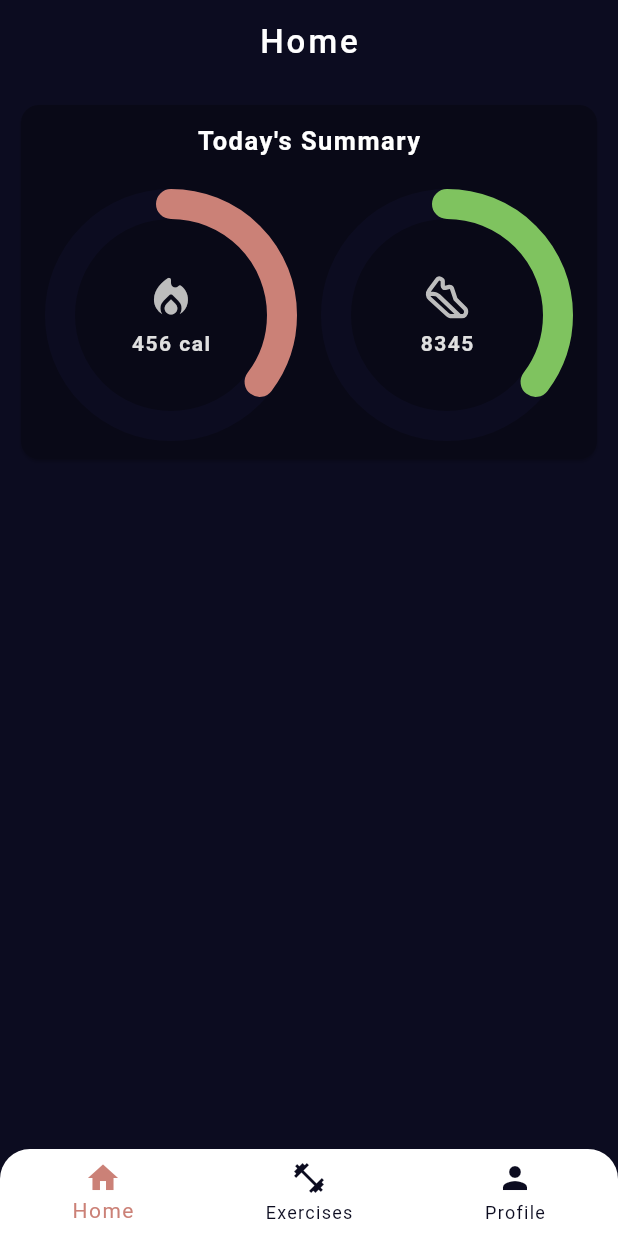
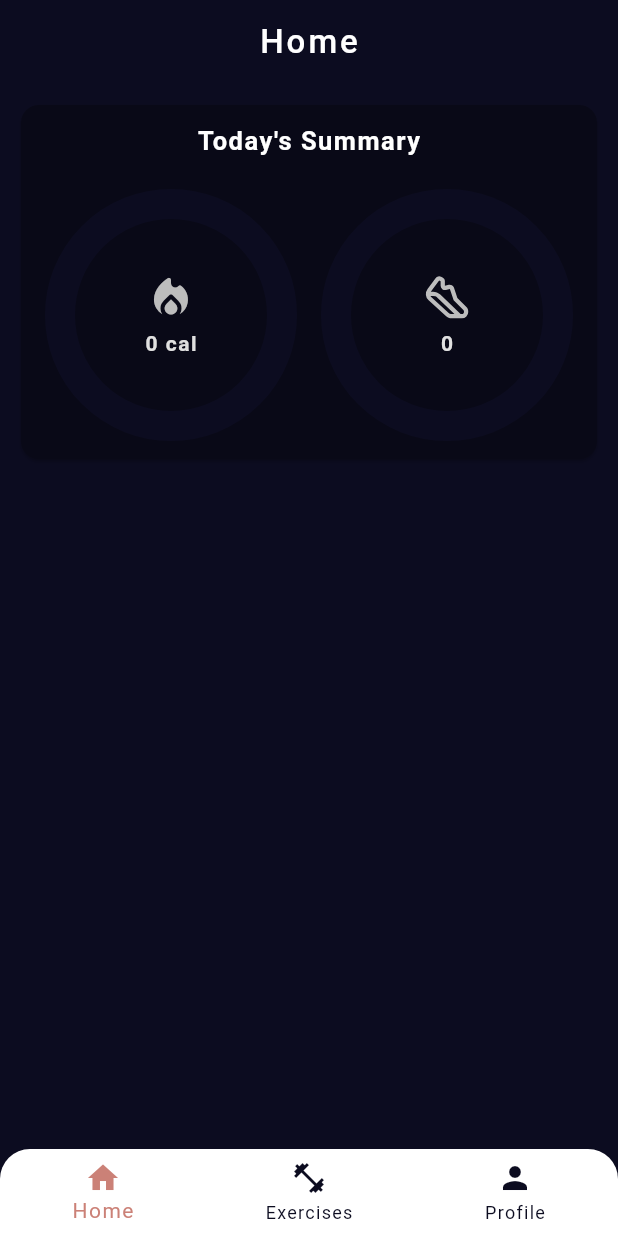
Before and after one commit to DanceaRadu/DailyDrive, a Flutter app: the screen it shows once a user with an empty profile is signed in, on a phone screen of 412 x 824 dp. Run offline on Flutter 3.47's test engine with Material 3 defaults, Android fonts, the phone set to English and light mode, and no system bars; drawn by our look-alikes of percent_indicator; our stand-ins replace cloud_firestore, firebase_auth, firebase_core, flutter_riverpod, flutter_svg, geolocator and 7 more; accounts and stored records are empty; generated files the repository leaves out were written again.

Commit message:
Working daily calories and partially working daily steps.

```diff
--- a/lib/pages/dashboard/dashboard_page.dart
+++ b/lib/pages/dashboard/dashboard_page.dart
@@ -1,21 +1,57 @@
+import 'package:daily_drive/models/exercise_session.model.dart';
 import 'package:daily_drive/pages/dashboard/day_summary.dart';
+import 'package:daily_drive/services/exercise_session.service.dart';
 import 'package:daily_drive/styling_variables.dart';
+import 'package:firebase_auth/firebase_auth.dart';
 import 'package:flutter/cupertino.dart';
+import 'package:flutter/material.dart';
+import 'package:flutter_riverpod/flutter_riverpod.dart';
 
-class DashboardPage extends StatelessWidget {
+class DashboardPage extends ConsumerWidget {
+
   const DashboardPage({super.key});
 
+  num calculateCaloriesFromSessions(List<ExerciseSession> sessions) {
+    return sessions.fold(0, (previousValue, element) => previousValue + element.calories);
+  }
+
   @override
-  Widget build(BuildContext context) {
-    return const Padding(
-      padding: EdgeInsets.all(StylingVariables.pagePadding),
-      child: SizedBox(
-        width: double.infinity,
-        child: Column(
-          children: [
-            DaySummary(),
-          ],
-        ),
+  Widget build(BuildContext context, WidgetRef ref) {
+    final User? user = FirebaseAuth.instance.currentUser;
+
+    if (user == null) {
+      return const Center(
+        child: Text('You are not logged in'),
+      );
+    }
+
+    final ExerciseSessionService exerciseSessionService = ExerciseSessionService();
+
+    return Padding(
+      padding: const EdgeInsets.all(StylingVariables.pagePadding),
+      child: FutureBuilder<List<ExerciseSession>>(
+        future: exerciseSessionService.getSessionsForToday(user.uid),
+        builder: (context, snapshot) {
+          if (snapshot.connectionState == ConnectionState.waiting) {
+            return const Center(
+              child: CircularProgressIndicator(),
+            );
+          } else if (snapshot.hasError) {
+            return Center(
+              child: Text('Error: ${snapshot.error}'),
+            );
+          } else {
+            int calories = calculateCaloriesFromSessions(snapshot.data!).toInt();
+            return SizedBox(
+              width: double.infinity,
+              child: Column(
+                children: [
+                  DaySummary(calories: calories),
+                ],
+              ),
+            );
+          }
+        },
       ),
     );
   }
--- a/lib/pages/dashboard/day_summary.dart
+++ b/lib/pages/dashboard/day_summary.dart
@@ -1,15 +1,28 @@
 import 'package:flutter/cupertino.dart';
 import 'package:flutter/material.dart';
+import 'package:flutter_riverpod/flutter_riverpod.dart';
 import 'package:flutter_svg/svg.dart';
 import 'package:percent_indicator/circular_percent_indicator.dart';
 
 import '../../color_palette.dart';
+import '../../providers/steps.provider.dart';
 
-class DaySummary extends StatelessWidget {
-  const DaySummary({super.key});
+class DaySummary extends ConsumerWidget {
+
+  final int calories;
+  final int maxCalories = 600;
+  final int maxSteps = 150000;
+
+  const DaySummary({
+    super.key,
+    required this.calories,
+  });
 
   @override
-  Widget build(BuildContext context) {
+  Widget build(BuildContext context, WidgetRef ref) {
+
+    final stepCount = ref.watch(stepCounterProvider);
+
     return Card(
       color: ColorPalette.darkerSurface,
       child: Padding(
@@ -21,6 +34,9 @@ class DaySummary extends StatelessWidget {
                   ? constraints.maxWidth
                   : constraints.maxHeight;
               availableSize = availableSize / 2 - 8;
+
+              int actualCalories = calories > maxCalories ? 600 : calories;
+              int actualSteps = stepCount > maxSteps ? maxSteps : stepCount;
 
               return Column(
                 children: [
@@ -40,7 +56,7 @@ class DaySummary extends StatelessWidget {
                           radius: availableSize / 2 - 2,
                           lineWidth: 20,
                           animation: true,
-                          percent: 1200 / 3400,
+                          percent: actualCalories / maxCalories,
                           circularStrokeCap: CircularStrokeCap.round,
                           progressColor: ColorPalette.secondary,
                           backgroundColor: ColorPalette.surface,
@@ -54,7 +70,7 @@ class DaySummary extends StatelessWidget {
                               ),
                               const SizedBox(height: 4.0),
                               Text(
-                                "456 cal",
+                                '$actualCalories cal',
                                 style: TextStyle(
                                   fontSize: 14.0,
                                   fontWeight: FontWeight.bold,
@@ -72,7 +88,8 @@ class DaySummary extends StatelessWidget {
                           radius: availableSize / 2 - 2,
                           lineWidth: 20,
                           animation: true,
-                          percent: 1200 / 3400,
+                          animateFromLastPercent: true,
+                          percent: actualSteps / maxSteps,
                           circularStrokeCap: CircularStrokeCap.round,
                           progressColor: ColorPalette.accent,
                           backgroundColor: ColorPalette.surface,
@@ -86,7 +103,7 @@ class DaySummary extends StatelessWidget {
                               ),
                               const SizedBox(height: 4.0),
                               Text(
-                                "8345",
+                                '$actualSteps',
                                 style: TextStyle(
                                   fontWeight: FontWeight.bold,
                                   fontSize: 14.0,
--- a/pubspec.yaml
+++ b/pubspec.yaml
@@ -47,6 +47,8 @@ dependencies:
   geolocator: ^13.0.2
   pedometer: ^4.0.2
   flutter_svg: ^2.0.16
+  shared_preferences: ^2.3.3
+  permission_handler: ^11.3.1
 
 dev_dependencies:
   flutter_test:
```
Also changed, not shown: lib/providers/steps.provider.dart (added, +52 -0 lines), lib/services/exercise_session.service.dart (+21 -0 lines), pubspec.lock, 3 other files.
